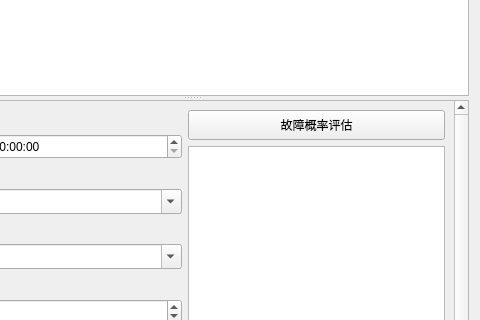
Above: ui_page/page_4.ui from ineed2underfit/pyqt_apriori before the change; both pictures show x 96 to 576 and y 160 to 480 of the 576 by 632 pixel window. Below: the same form after it.
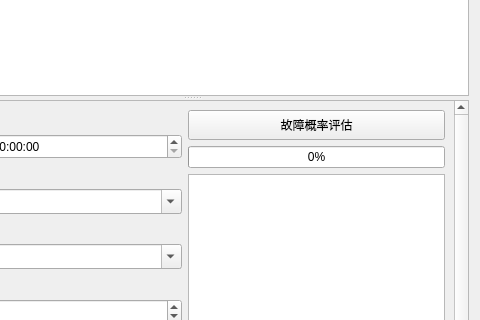
That is the form after the change.

The edit to the form file:
```diff
--- a/ui_page/page_4.ui
+++ b/ui_page/page_4.ui
@@ -90,7 +90,7 @@
           <property name="geometry">
            <rect>
             <x>0</x>
-            <y>-78</y>
+            <y>0</y>
             <width>537</width>
             <height>444</height>
            </rect>
@@ -478,6 +478,19 @@
                  </property>
                 </widget>
                </item>
+               <item>
+                <widget class="QProgressBar" name="progressBar">
+                 <property name="sizePolicy">
+                  <sizepolicy hsizetype="Preferred" vsizetype="Fixed">
+                   <horstretch>0</horstretch>
+                   <verstretch>0</verstretch>
+                  </sizepolicy>
+                 </property>
+                 <property name="value">
+                  <number>0</number>
+                 </property>
+                </widget>
+               </item>
               </layout>
              </item>
              <item>
```
